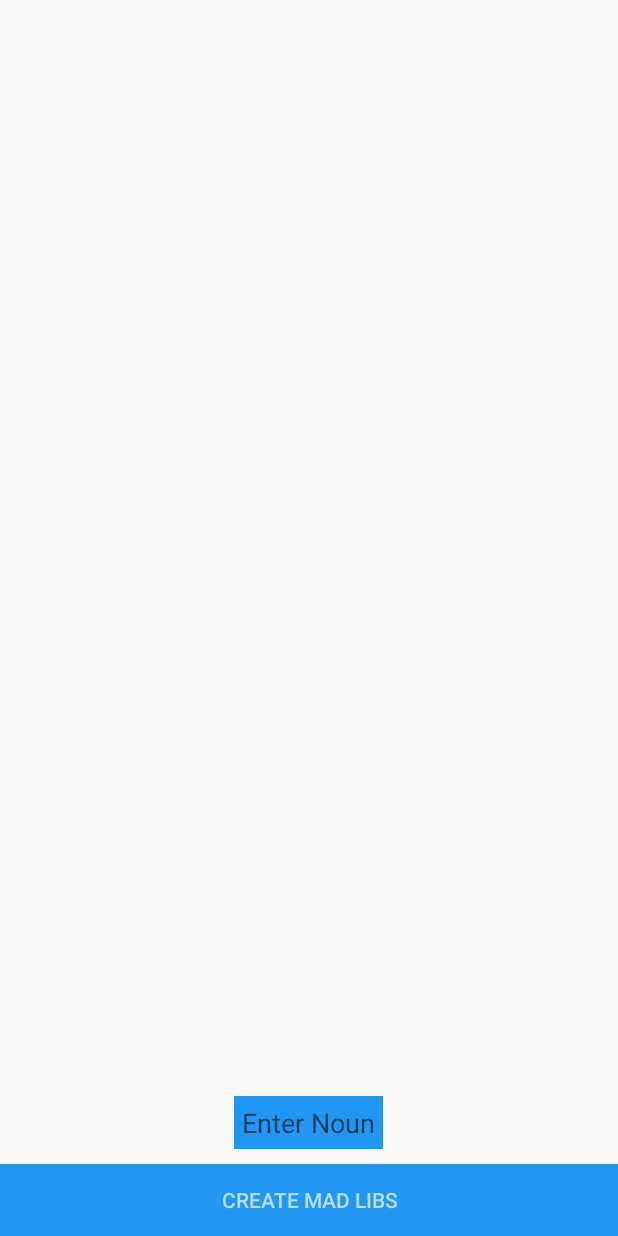
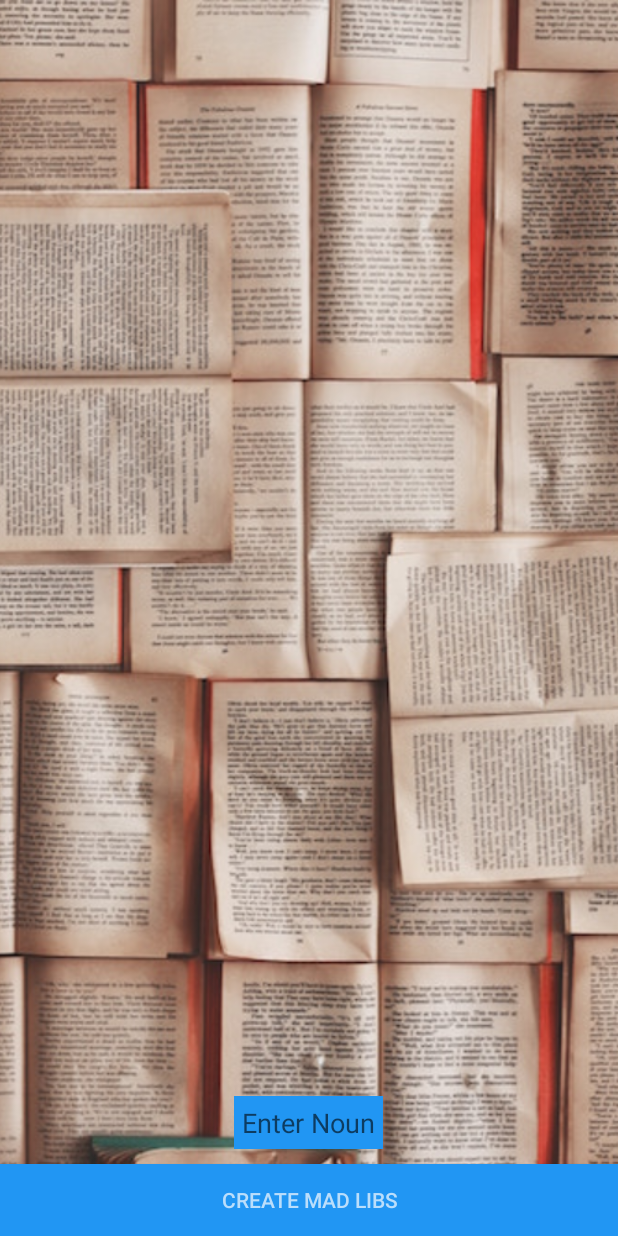
Before and after one commit to katebyars/Libs, an Android app: the layout activity_fill_in.xml on its own in the app's theme, with its tools: preview values and no code run, on a phone screen of 412 x 824 dp. Run offline under Robolectric (Android 15) with nearby library versions, the phone set to English and light mode, and no system bars.

Commit message:
add Fill In Activity logic.

```diff
--- a/app/build.gradle
+++ b/app/build.gradle
@@ -24,6 +24,7 @@ dependencies {
     androidTestCompile('com.android.support.test.espresso:espresso-core:2.2.2', {
         exclude group: 'com.android.support', module: 'support-annotations'
     })
+    compile 'com.jakewharton:butterknife:7.0.1'
     compile 'com.android.support:appcompat-v7:26.+'
     compile 'com.android.support.constraint:constraint-layout:1.0.2'
     testCompile 'junit:junit:4.12'
--- a/app/src/main/AndroidManifest.xml
+++ b/app/src/main/AndroidManifest.xml
@@ -16,6 +16,8 @@
                 <category android:name="android.intent.category.LAUNCHER" />
             </intent-filter>
         </activity>
+        <activity android:name=".FillInActivity" />
+        <activity android:name=".StoryActivity"></activity>
     </application>
 
 </manifest>
--- a/app/src/main/java/com/example/guest/libs/MainActivity.java
+++ b/app/src/main/java/com/example/guest/libs/MainActivity.java
@@ -3,6 +3,7 @@ package com.example.guest.libs;
 import android.content.Intent;
 import android.support.v7.app.AppCompatActivity;
 import android.os.Bundle;
+import android.util.Log;
 import android.view.View;
 import android.widget.Button;
 
@@ -16,12 +17,13 @@ public class MainActivity extends AppCompatActivity {
         setContentView(R.layout.activity_main);
 
         mPlayMadLibsButton = (Button) findViewById(R.id.playMadLibsButton);
+
         mPlayMadLibsButton.setOnClickListener(new View.OnClickListener() {
             @Override
-            public void onClick(View view) {
+            public void onClick(View v) {
+                Log.v("MainActivity", "hello");
                 Intent intent = new Intent(MainActivity.this, FillInActivity.class);
                 startActivity(intent);
-
             }
         });
     }
--- a/app/src/main/res/layout/activity_fillin.xml
+++ b/app/src/main/res/layout/activity_fill_in.xml
@@ -1,6 +1,13 @@
 <?xml version="1.0" encoding="utf-8"?>
 <RelativeLayout xmlns:android="http://schemas.android.com/apk/res/android"
     android:layout_width="match_parent" android:layout_height="match_parent">
+
+    <ImageView
+        android:layout_width="wrap_content"
+        android:layout_height="match_parent"
+        android:id="@+id/imageView"
+        android:src="@drawable/fill"
+        android:scaleType="centerCrop" />
 
     <EditText
         android:layout_width="wrap_content"
--- a/app/src/main/res/values/colors.xml
+++ b/app/src/main/res/values/colors.xml
@@ -1,5 +1,8 @@
 <?xml version="1.0" encoding="utf-8"?>
 <resources>
+    <color name="colorPrimary">#3F51B5</color>
+    <color name="colorPrimaryDark">#303F9F</color>
+    <color name="colorAccent">#FF4081</color>
     <color name="primary">#2196F3</color>
     <color name="primary_dark">#1976D2</color>
     <color name="primary_light">#BBDEFB</color>
```
Also changed, not shown: app/src/main/java/com/example/guest/libs/DisplayActivity.java (deleted, +0 -8 lines), app/src/main/java/com/example/guest/libs/FillInActivity.java (+27 -5 lines), app/src/main/java/com/example/guest/libs/StoryActivity.java (added, +13 -0 lines), app/src/main/res/layout/activity_story.xml (added, +9 -0 lines), app/src/main/res/drawable/fill.jpg (added).
